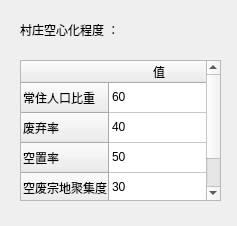
The window that kongxinstatus.ui (herow/youxuan) describes before a commit, drawn with Qt 5.
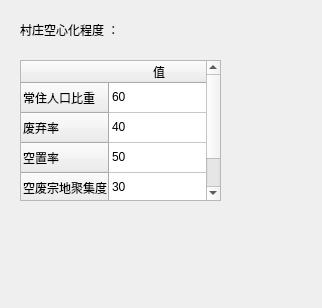
The same window after the commit.

What changed in the file:
```diff
--- a/kongxinstatus.ui
+++ b/kongxinstatus.ui
@@ -6,8 +6,8 @@
    <rect>
     <x>0</x>
     <y>0</y>
-    <width>237</width>
-    <height>226</height>
+    <width>322</width>
+    <height>308</height>
    </rect>
   </property>
   <property name="windowTitle">
```
